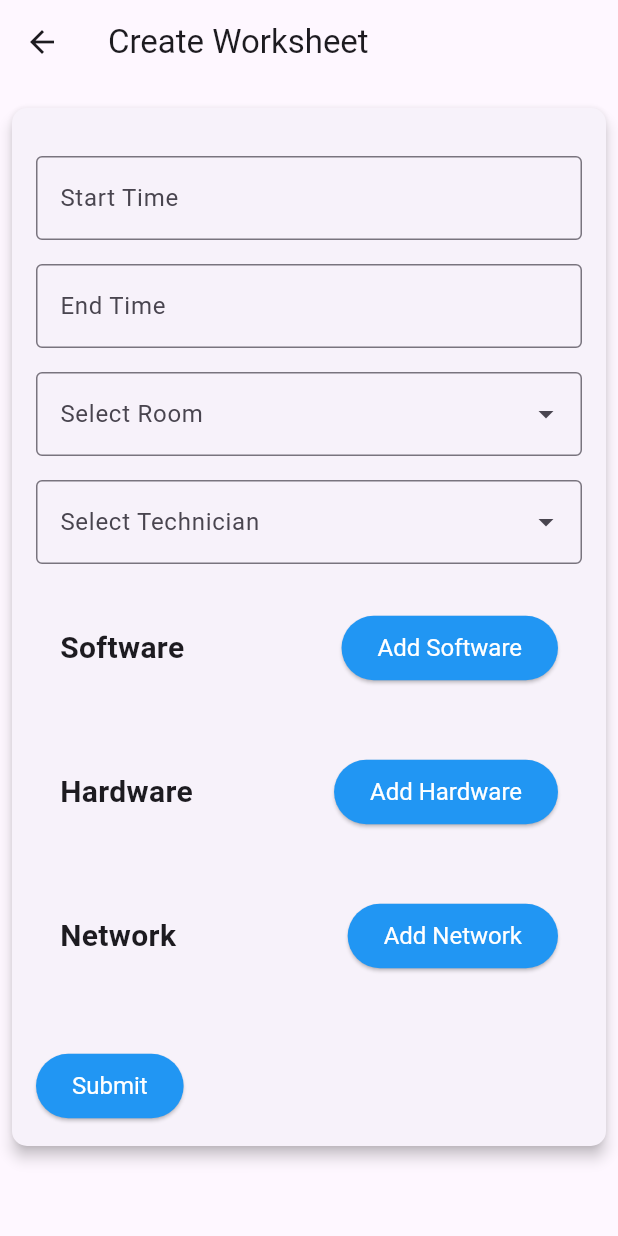
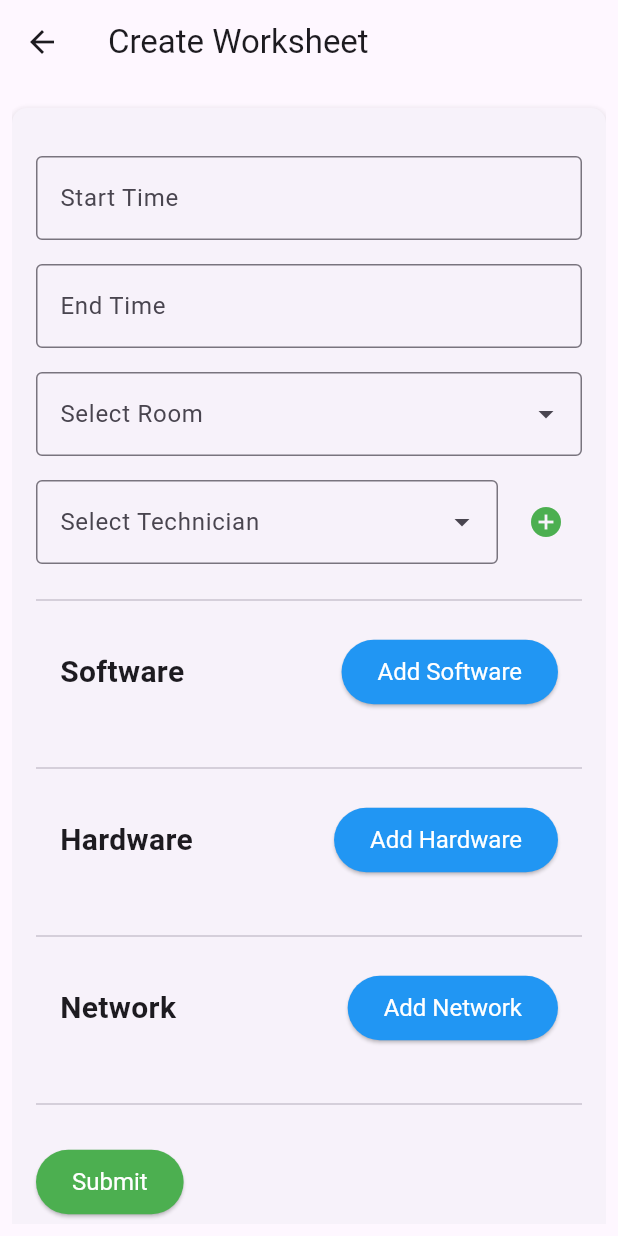
Before and after one commit to madiajijah11/pde_worksheet, a Flutter app: the WorksheetView screen opened by its route, on a phone screen of 412 x 824 dp. Run offline on Flutter 3.47's test engine with Material 3 defaults, Android fonts, the phone set to English and light mode, and no system bars; drawn by our look-alikes of dropdown_search; our stand-ins replace auto_route, flutter_dotenv, flutter_riverpod, jwt_decoder, shared_preferences; accounts and stored records are empty; network calls fail.

```diff
--- a/lib/models/technician_state.dart
+++ b/lib/models/technician_state.dart
@@ -2,16 +2,18 @@ class TechnicianState {
   final int id;
   final String username;
   final String name;
-  final String titles;
-  final String degrees;
+  final String? titles;
+  final String? degrees;
+  final String fullName;
   final bool isTechnician;
 
   TechnicianState({
     required this.id,
     required this.username,
     required this.name,
-    required this.titles,
-    required this.degrees,
+    this.titles,
+    this.degrees,
+    required this.fullName,
     required this.isTechnician,
   });
 
@@ -22,6 +24,9 @@ class TechnicianState {
       name: json['name'],
       titles: json['titles'],
       degrees: json['degrees'],
+      fullName:
+          '${json['titles'] ?? ''} ${json['name']} ${json['degrees'] ?? ''}'
+              .trim(),
       isTechnician: json['isTechnician'],
     );
   }
@@ -33,12 +38,13 @@ class TechnicianState {
       'name': name,
       'titles': titles,
       'degrees': degrees,
+      'fullName': fullName,
       'isTechnician': isTechnician,
     };
   }
 
   @override
   String toString() {
-    return 'TechnicianState{id: $id, username: $username, name: $name, titles: $titles, degrees: $degrees, isTechnician: $isTechnician}';
+    return 'TechnicianState{id: $id, username: $username, name: $name, titles: $titles, degrees: $degrees, fullName: $fullName, isTechnician: $isTechnician}';
   }
 }
--- a/lib/models/worksheet_state.dart
+++ b/lib/models/worksheet_state.dart
@@ -239,7 +239,7 @@ class NewWorksheetState {
 }
 
 class TechnicianItem {
-  final String? id;
+  final int? id;
 
   TechnicianItem({required this.id});
 
--- a/lib/services/technician_service.dart
+++ b/lib/services/technician_service.dart
@@ -21,7 +21,7 @@ class TechnicianService {
 
       if (response.statusCode == 200) {
         final data = json.decode(response.body);
-        technicians = (data['result'] as List)
+        technicians = (data['results'] as List)
             .map((tech) => TechnicianState.fromJson(tech))
             .toList();
       } else {
--- a/lib/src/profile/profile_view.dart
+++ b/lib/src/profile/profile_view.dart
@@ -55,6 +55,7 @@ class _ProfileViewState extends State<ProfileView> {
               SizedBox(height: 16),
               Text(
                 '$fullName',
+                textAlign: TextAlign.center,
                 style: TextStyle(fontSize: 24, fontWeight: FontWeight.bold),
               ),
               Text(
--- a/lib/src/worksheet/worksheet_view.dart
+++ b/lib/src/worksheet/worksheet_view.dart
@@ -31,7 +31,8 @@ class _WorksheetViewState extends State<WorksheetView> {
   final TextEditingController _startTimeController = TextEditingController();
   final TextEditingController _endTimeController = TextEditingController();
 
-  final List<TextEditingController> _technicianControllers = [];
+  final TextEditingController _newTechnicianController =
+      TextEditingController();
   final List<Map<String, TextEditingController>> _softwareControllers = [];
   final List<Map<String, TextEditingController>> _hardwareControllers = [];
   final List<Map<String, TextEditingController>> _networkControllers = [];
@@ -40,6 +41,7 @@ class _WorksheetViewState extends State<WorksheetView> {
   String _selectedTechnician = '';
   List<RoomState> _rooms = [];
   List<TechnicianState> _technicians = [];
+  List<TechnicianState> _addedTechnicians = [];
   Map<String, dynamic> _decodedToken = {};
 
   @override
@@ -109,6 +111,58 @@ class _WorksheetViewState extends State<WorksheetView> {
         );
         controller.text = DateFormat("yyyy-MM-dd'T'HH:mm:ss").format(dateTime);
       }
+    }
+  }
+
+  Future<void> _createWorksheet() async {
+    WorksheetService worksheetService = WorksheetService();
+    NewWorksheetState newWorksheet = NewWorksheetState(
+      room: _selectedRoom,
+      startTime: _startTimeController.text,
+      endTime: _endTimeController.text,
+      userId: int.parse(_decodedToken['id'].toString()),
+      technicianItems: _addedTechnicians
+          .map((controller) => TechnicianItem(
+                id: controller.id,
+              ))
+          .toList(),
+      softwareItems: _softwareControllers
+          .map((controller) => SoftwareItem(
+                name: controller['name']!.text,
+                description: controller['description']!.text,
+                result: controller['result']!.text,
+              ))
+          .toList(),
+      hardwareItems: _hardwareControllers
+          .map((controller) => HardwareItem(
+                name: controller['name']!.text,
+                description: controller['description']!.text,
+                result: controller['result']!.text,
+              ))
+          .toList(),
+      networkItems: _networkControllers
+          .map((controller) => NetworkItem(
+                name: controller['name']!.text,
+                description: controller['description']!.text,
+                result: controller['result']!.text,
+              ))
+          .toList(),
+    );
+    var response = await worksheetService.newWorksheet(newWorksheet);
+    if (response != null) {
+      ScaffoldMessenger.of(context).showSnackBar(
+        const SnackBar(
+          content: Text('Worksheet created'),
+        ),
+      );
+      await Future.delayed(const Duration(seconds: 1));
+      AutoRouter.of(context).replace(const HomeRoute());
+    } else {
+      ScaffoldMessenger.of(context).showSnackBar(
+        const SnackBar(
+          content: Text('Failed to create worksheet'),
+        ),
+      );
     }
   }
 
@@ -193,14 +247,23 @@ class _WorksheetViewState extends State<WorksheetView> {
                             },
                           ),
                           SizedBox(height: 16.0),
-                          DropdownSearch<String>(
+                          Column(
+                            children: [
+                              Row(
+                                children: [
+                                  Expanded(
+                                    child: DropdownSearch<String>(
                                       popupProps: PopupProps.menu(
-                                showSelectedItems: true, showSearchBox: true),
+                                          showSelectedItems: true,
+                                          showSearchBox: true),
                                       items: _technicians
-                                .map((TechnicianState tech) => tech.name)
+                                          .map((TechnicianState tech) =>
+                                              tech.fullName)
                                           .toList(),
-                            dropdownDecoratorProps: DropDownDecoratorProps(
-                              dropdownSearchDecoration: InputDecoration(
+                                      dropdownDecoratorProps:
+                                          DropDownDecoratorProps(
+                                        dropdownSearchDecoration:
+                                            InputDecoration(
                                           border: OutlineInputBorder(),
                                           labelText: "Select Technician",
                                           hintText: "Select a technician",
@@ -219,26 +282,61 @@ class _WorksheetViewState extends State<WorksheetView> {
                                         return null;
                                       },
                                     ),
+                                  ),
+                                  SizedBox(width: 8),
+                                  IconButton(
+                                    icon: Icon(Icons.add_circle),
+                                    color: Colors.green,
+                                    onPressed: () {
+                                      setState(() {
+                                        _technicians
+                                            .where((item) =>
+                                                item.fullName ==
+                                                _selectedTechnician)
+                                            .forEach((item) {
+                                          _addedTechnicians.add(item);
+                                        });
+                                      });
+                                    },
+                                  ),
+                                ],
+                              ),
                               SizedBox(height: 16.0),
                               ListView(
                                 shrinkWrap: true,
-                            children: _technicianControllers
+                                children: _addedTechnicians
                                     .map((controller) => ListTile(
                                           contentPadding: EdgeInsets.zero,
                                           leading: const Icon(Icons.person),
-                                      title: Text(controller.text),
+                                          title: Text(controller.fullName),
+                                          trailing: IconButton(
+                                            icon: Icon(Icons.remove_circle),
+                                            color: Colors.red,
+                                            onPressed: () {
+                                              setState(() {
+                                                _addedTechnicians
+                                                    .remove(controller);
+                                              });
+                                            },
+                                          ),
                                         ))
                                     .toList(),
                               ),
+                            ],
+                          ),
+                          Divider(),
                           InputFieldList(
                               label: 'Software',
                               controllers: _softwareControllers),
+                          Divider(),
                           InputFieldList(
                               label: 'Hardware',
                               controllers: _hardwareControllers),
+                          Divider(),
                           InputFieldList(
                               label: 'Network',
                               controllers: _networkControllers),
+                          Divider(),
                           const SizedBox(height: 20),
                           ElevatedButton(
                             onPressed: () async {
@@ -248,12 +346,12 @@ class _WorksheetViewState extends State<WorksheetView> {
                                   // _updateWorksheet(widget.itemId!);
                                 } else {
                                   // Create new worksheet
-                                  // _createWorksheet();
+                                  _createWorksheet();
                                 }
                               }
                             },
                             style: ElevatedButton.styleFrom(
-                              backgroundColor: Colors.blue,
+                              backgroundColor: Colors.green,
                               foregroundColor: Colors.white,
                               padding: const EdgeInsets.symmetric(
                                   horizontal: 24.0, vertical: 12.0),
@@ -268,59 +366,6 @@ class _WorksheetViewState extends State<WorksheetView> {
                 ]))));
   }
 }
-
-// Future<void> _createWorksheet() async {
-//   WorksheetService worksheetService = WorksheetService();
-//   NewWorksheetState newWorksheet = NewWorksheetState(
-//     room: _selectedRoom,
-//     startTime: _startTimeController.text,
-//     endTime: _endTimeController.text,
-//     userId: int.parse(_decodedToken['id'].toString()),
-//     technicianItems: _technicianControllers
-//         .map((controller) => TechnicianItem(
-//               id: controller.text,
-//             ))
-//         .toList(),
-//     softwareItems: _softwareControllers
-//         .map((controller) => SoftwareItem(
-//               name: controller['name']!.text,
-//               description: controller['description']!.text,
-//               result: controller['result']!.text,
-//             ))
-//         .toList(),
-//     hardwareItems: _hardwareControllers
-//         .map((controller) => HardwareItem(
-//               name: controller['name']!.text,
-//               description: controller['description']!.text,
-//               result: controller['result']!.text,
-//             ))
-//         .toList(),
-//     networkItems: _networkControllers
-//         .map((controller) => NetworkItem(
-//               name: controller['name']!.text,
-//               description: controller['description']!.text,
-//               result: controller['result']!.text,
-//             ))
-//         .toList(),
-//   );
-//   var response = await worksheetService.newWorksheet(newWorksheet);
-//   // print(response);
-//   if (response != null) {
-//     ScaffoldMessenger.of(context).showSnackBar(
-//       const SnackBar(
-//         content: Text('Worksheet created'),
-//       ),
-//     );
-//     await Future.delayed(const Duration(seconds: 1));
-//     AutoRouter.of(context).replace(const HomeRoute());
-//   } else {
-//     ScaffoldMessenger.of(context).showSnackBar(
-//       const SnackBar(
-//         content: Text('Failed to create worksheet'),
-//       ),
-//     );
-//   }
-// }
 
 // Future<void> _updateWorksheet(int index) async {
 //   WorksheetService worksheetService = WorksheetService();
```
Lines whose indentation alone changed are shown as unchanged.
